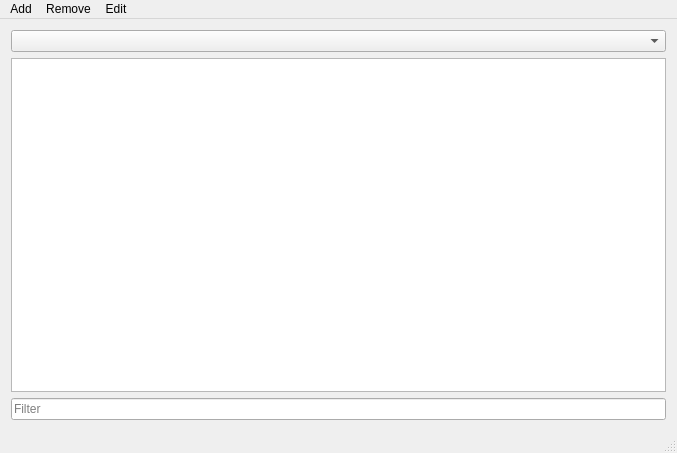
Before: the Qt Designer form Skil 3/UI/mainwindow.ui in SenpaiPlz/0011Week, drawn with Qt 5.
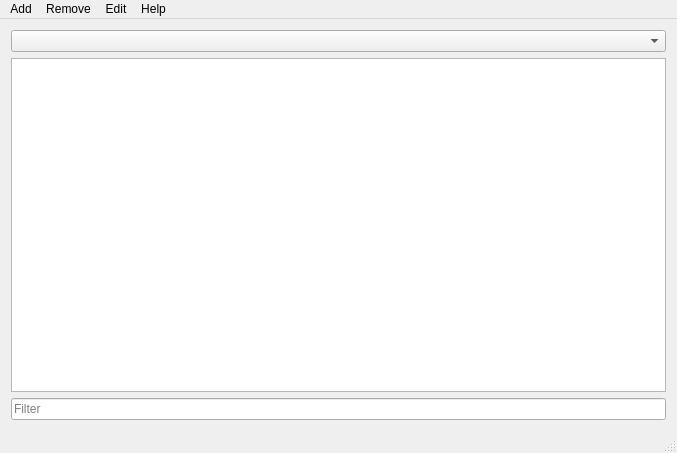
After: the same form once the commit is applied. Icons and pictures are not drawn.

```diff
--- a/Skil 3/UI/mainwindow.ui
+++ b/Skil 3/UI/mainwindow.ui
@@ -112,9 +112,16 @@
     <addaction name="actionEdit_ComputerScientist"/>
     <addaction name="actionEdit_Computer"/>
    </widget>
+   <widget class="QMenu" name="menuHelp">
+    <property name="title">
+     <string>Help</string>
+    </property>
+    <addaction name="actionShortcuts"/>
+   </widget>
    <addaction name="menuAdd"/>
    <addaction name="menuRemove"/>
    <addaction name="menuEdit"/>
+   <addaction name="menuHelp"/>
   </widget>
   <widget class="QStatusBar" name="statusBar"/>
   <action name="actionAdd_Computer_Scientist">
```
Left out of the diff: 5 changed lines with no effect on the pictures.
